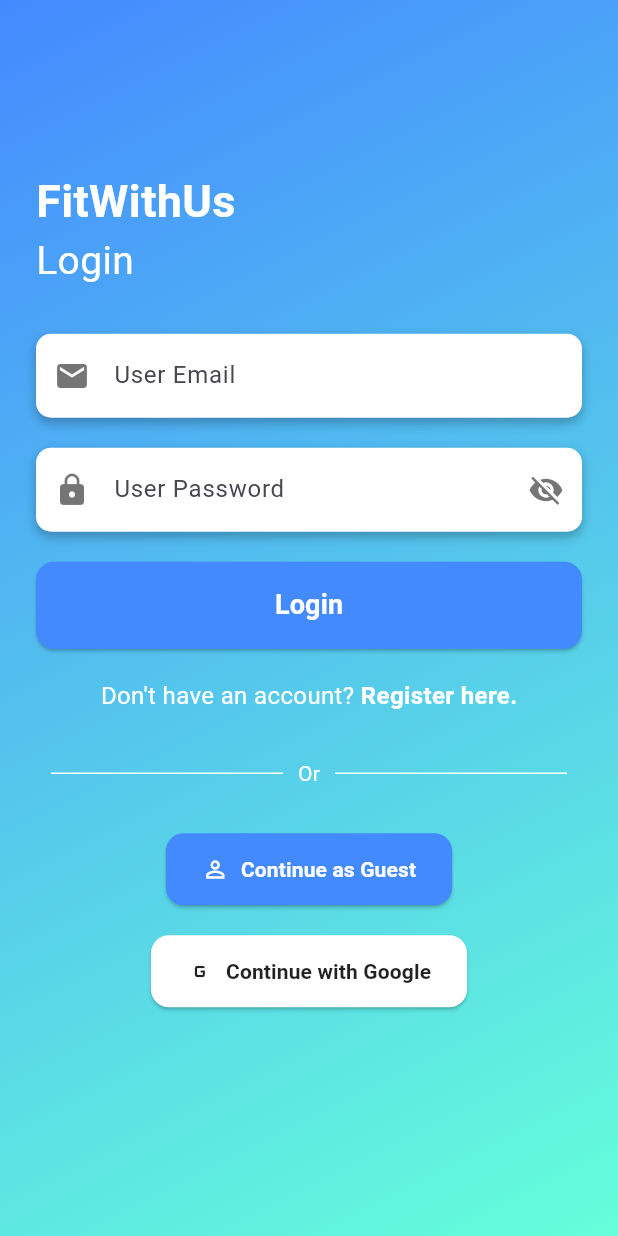
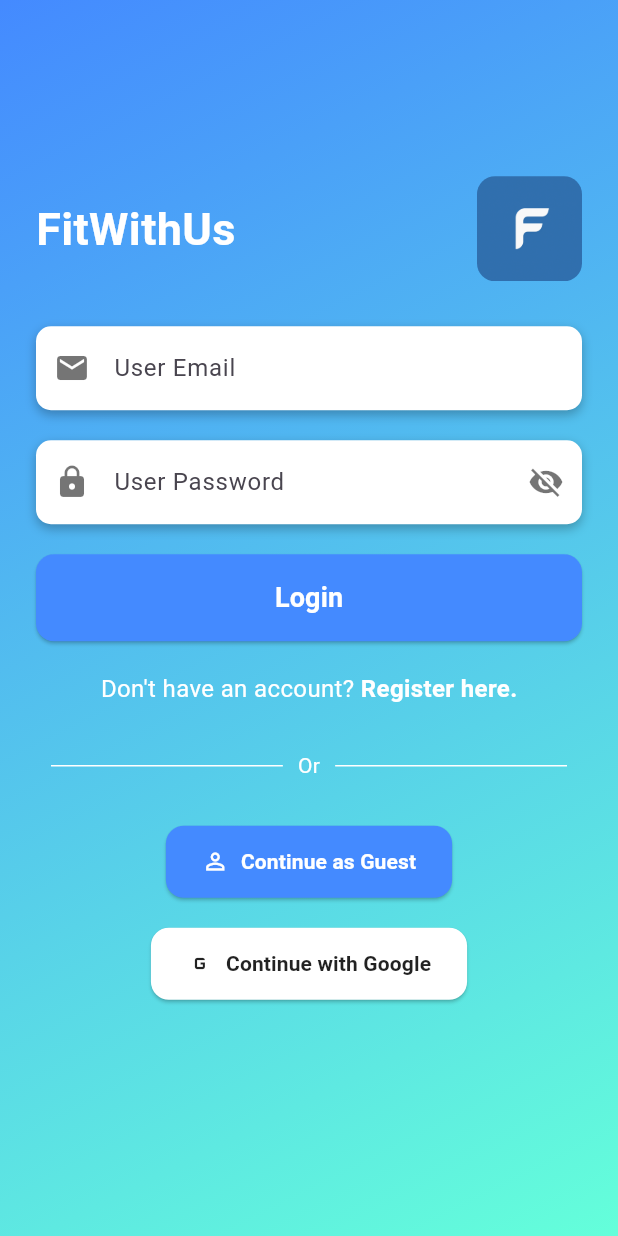
Before and after one commit to Lacesz0123/fitwithus, a Flutter app: the screen it shows after launch, on a phone screen of 412 x 824 dp. Run offline on Flutter 3.47's test engine with Material 3 defaults, Android fonts, the light colour scheme and no system bars; our stand-ins replace cloud_firestore, email_validator, firebase_auth, firebase_core, firebase_storage, fl_chart and 7 more; accounts and stored records are empty.

Commit message:
logo added on login panel

```diff
--- a/lib/login/login_screen.dart
+++ b/lib/login/login_screen.dart
@@ -108,6 +108,10 @@ class _LoginScreenState extends State<LoginScreen> {
                   mainAxisAlignment: MainAxisAlignment.center,
                   crossAxisAlignment: CrossAxisAlignment.start,
                   children: [
+                    Row(
+                      mainAxisAlignment: MainAxisAlignment.spaceBetween,
+                      crossAxisAlignment: CrossAxisAlignment.center,
+                      children: [
                         const Text(
                           "FitWithUs",
                           style: TextStyle(
@@ -116,12 +120,20 @@ class _LoginScreenState extends State<LoginScreen> {
                             fontWeight: FontWeight.bold,
                           ),
                         ),
-                    const Text(
-                      "Login",
-                      style: TextStyle(
-                        color: Colors.white,
-                        fontSize: 26.0,
+                        Padding(
+                          padding: const EdgeInsets.only(left: 8),
+                          child: ClipRRect(
+                            borderRadius: BorderRadius.circular(
+                                12), // itt állíthatod a kerekítés mértékét
+                            child: Image.asset(
+                              'assets/logo.png',
+                              height: 70,
+                              width: 70,
+                              fit: BoxFit.cover,
                             ),
+                          ),
+                        ),
+                      ],
                     ),
                     const SizedBox(height: 30.0),
                     Container(
--- a/pubspec.yaml
+++ b/pubspec.yaml
@@ -35,3 +35,4 @@ flutter:
   uses-material-design: true
   assets:
     - .env
+    - assets/logo.png
```
Also changed, not shown: assets/logo.png (added). Lines whose indentation alone changed are shown as unchanged.
